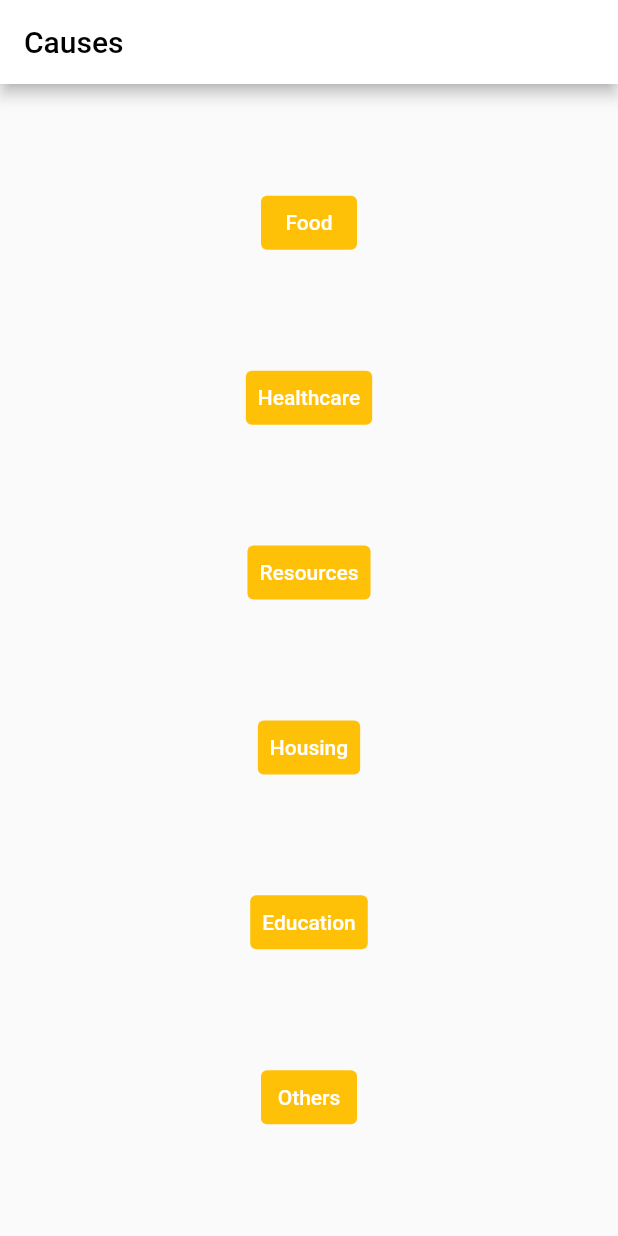
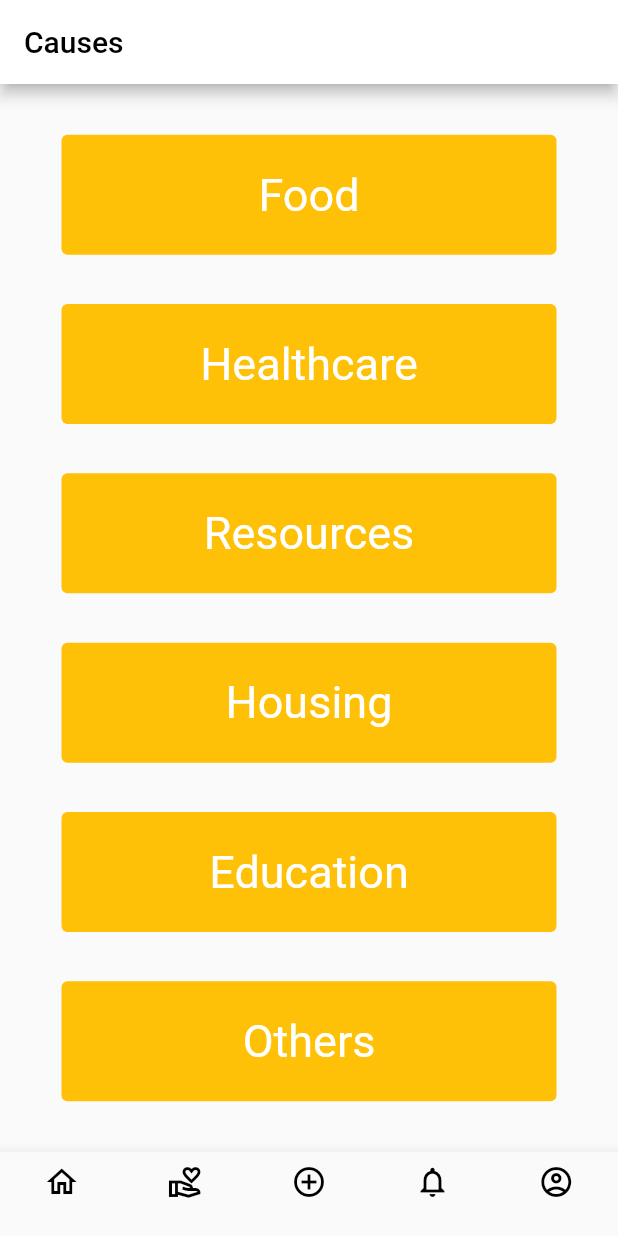
Before and after one commit to fionaxjy/auxilium, a Flutter app: the screen it shows after launch, on a phone screen of 412 x 824 dp. Run offline on Flutter 3.47's test engine with Material 2 defaults, Android fonts, the phone set to English and light mode, and no system bars; our stand-ins replace font_awesome_flutter, google_sign_in.

Commit message:
Update causes.dart

```diff
--- a/lib/causes.dart
+++ b/lib/causes.dart
@@ -13,67 +13,115 @@ class CausesPage extends StatelessWidget {
       ),
       body: Container(
         alignment: Alignment.center,
+        padding: EdgeInsets.symmetric(horizontal: 2.0, vertical: 1.0),
         child: Column(
           mainAxisAlignment: MainAxisAlignment.spaceEvenly,
           crossAxisAlignment: CrossAxisAlignment.center,
           children: <Widget>[
-              TextButton(
+            SizedBox(
+                height: 80.0,
+                width: 330.0,
+                child: TextButton(
                   style: TextButton.styleFrom(
                       backgroundColor: Colors.amber,
                       primary: Colors.white,
-                ),
+                      textStyle: TextStyle(fontSize: 30.0)),
                   onPressed: () {},
                   child: Text('Food'),
-              ),
-              TextButton(
+                )),
+            SizedBox(
+                height: 80.0,
+                width: 330.0,
+                child: TextButton(
                   style: TextButton.styleFrom(
                     backgroundColor: Colors.amber,
                     primary: Colors.white,
+                    textStyle: TextStyle(fontSize: 30.0),
                   ),
                   onPressed: () {},
                   child: Text('Healthcare'),
-              ),
-              TextButton(
+                )),
+            SizedBox(
+                height: 80.0,
+                width: 330.0,
+                child: TextButton(
                   style: TextButton.styleFrom(
                     backgroundColor: Colors.amber,
                     primary: Colors.white,
+                    textStyle: TextStyle(fontSize: 30.0),
                   ),
                   onPressed: () {},
                   child: Text('Resources'),
-              ),
-              TextButton(
+                )),
+            SizedBox(
+                height: 80.0,
+                width: 330.0,
+                child: TextButton(
                   style: TextButton.styleFrom(
                     backgroundColor: Colors.amber,
                     primary: Colors.white,
+                    textStyle: TextStyle(fontSize: 30.0),
                   ),
                   onPressed: () {},
                   child: Text('Housing'),
-              ),
-              TextButton(
+                )),
+            SizedBox(
+                height: 80.0,
+                width: 330.0,
+                child: TextButton(
                   style: TextButton.styleFrom(
                     backgroundColor: Colors.amber,
                     primary: Colors.white,
+                    textStyle: TextStyle(fontSize: 30.0),
                   ),
                   onPressed: () {},
                   child: Text('Education'),
-              ),
-              TextButton(
+                )),
+            SizedBox(
+                height: 80.0,
+                width: 330.0,
+                child: TextButton(
                   style: TextButton.styleFrom(
                     backgroundColor: Colors.amber,
                     primary: Colors.white,
+                    textStyle: TextStyle(fontSize: 30.0),
                   ),
                   onPressed: () {},
                   child: Text('Others'),
-              ),
+                )),
           ],
         ),
-          //bottomNavigationBar: BottomNavigationBar(
-          //  items: [
-          //    BottomNavigationBarItem(
-          //      icon: Icon(Icons.home),
-          //    )
-          //  ],
-          //  ),
-        ));
+      ),
+      bottomNavigationBar: BottomNavigationBar(
+        type: BottomNavigationBarType.fixed,
+        items: <BottomNavigationBarItem>[
+          BottomNavigationBarItem(
+            icon: Icon(Icons.home_outlined, color: Colors.black),
+            backgroundColor: Colors.white,
+            label: '',
+          ),
+          BottomNavigationBarItem(
+            icon: Icon(Icons.volunteer_activism_outlined, color: Colors.black),
+            backgroundColor: Colors.white,
+            label: '',
+          ),
+          BottomNavigationBarItem(
+            icon: Icon(Icons.add_circle_outline, color: Colors.black),
+            backgroundColor: Colors.white,
+            label: '',
+          ),
+          BottomNavigationBarItem(
+            icon: Icon(Icons.notifications_outlined, color: Colors.black),
+            backgroundColor: Colors.white,
+            label: '',
+          ),
+          BottomNavigationBarItem(
+            icon: Icon(Icons.account_circle_outlined, color: Colors.black),
+            backgroundColor: Colors.white,
+            label: '',
+          )
+        ],
+      ),
+    );
   }
 }
```
Lines whose indentation alone changed are shown as unchanged.
